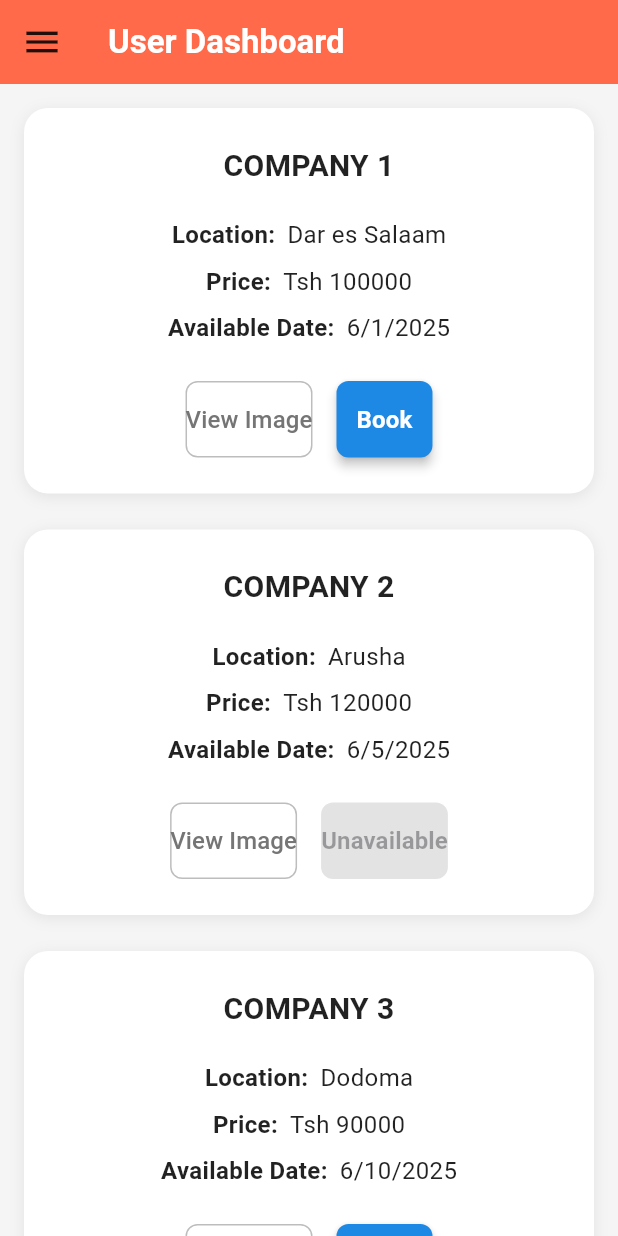
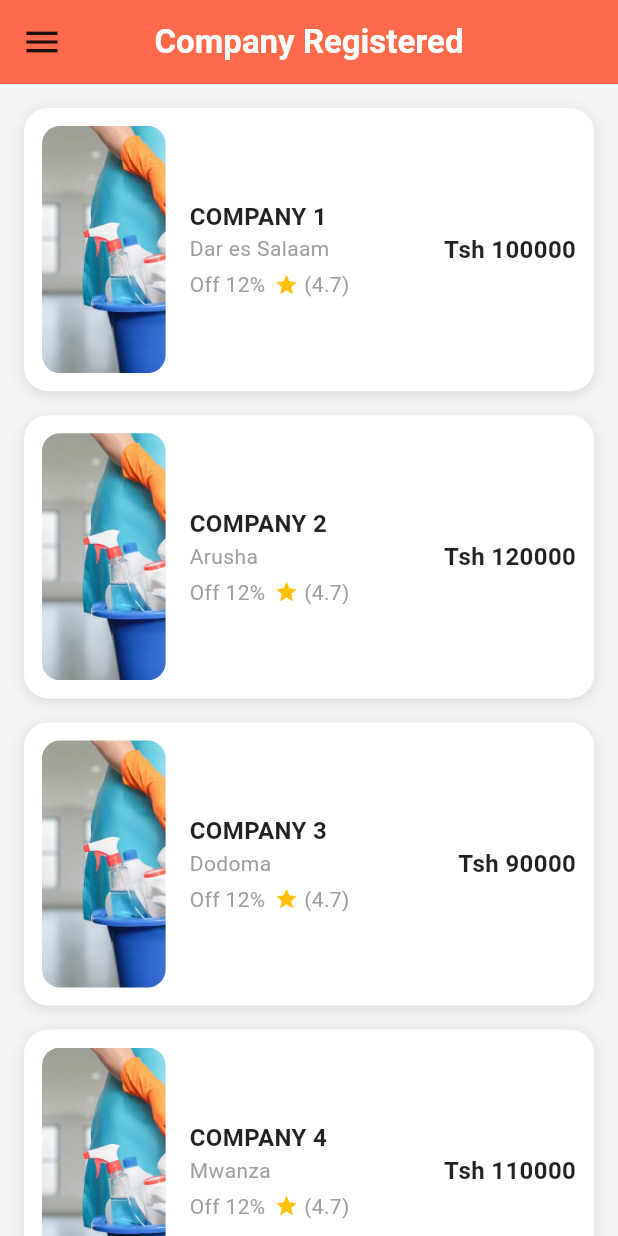
Before and after one commit to RahimHamisi/Cleaning_agentApp, a Flutter app: the CompanyRegistered screen opened by its route, on a phone screen of 412 x 824 dp. Run offline on Flutter 3.47's test engine with Material 3 defaults, Android fonts, the phone set to English and light mode, and no system bars; our stand-ins replace introduction_screen, quickalert.

Commit message:
UPDATE:make some refinement in ui

```diff
--- a/clean_agent_app/lib/screen/about_us_page.dart
+++ b/clean_agent_app/lib/screen/about_us_page.dart
@@ -1,5 +1,7 @@
 import 'package:clean_agent_app/screen/company_registered.dart';
 import 'package:flutter/material.dart';
+
+import '../widget/sidebar.dart';
 
 class AboutUsPage extends StatelessWidget {
   const AboutUsPage ({super.key});
@@ -14,9 +16,9 @@ class AboutUsPage extends StatelessWidget {
           builder: (context) {
             return IconButton(
               onPressed: () {
-                Scaffold.of(context).openDrawer();
+
               },
-              icon: const Icon(Icons.menu, color: Colors.black87, size: 28),
+              icon: const Icon(Icons.arrow_back, color: Colors.black87, size: 28),
             );
           },
         ),
--- a/clean_agent_app/lib/screen/company_registered.dart
+++ b/clean_agent_app/lib/screen/company_registered.dart
@@ -30,7 +30,8 @@ class _CompanyRegisteredState extends State<CompanyRegistered> {
       backgroundColor: Colors.grey[100],
       appBar: AppBar(
         backgroundColor: const Color(0xFFFF6B4A),
-        title: const Text("User Dashboard", style: TextStyle(color: Colors.white, fontWeight: FontWeight.bold)),
+        title: const Text("Company Registered", style: TextStyle(color: Colors.white, fontWeight: FontWeight.bold)),
+        centerTitle: true,
         leading: Builder(
           builder: (context) {
             return IconButton(
@@ -62,64 +63,70 @@ class _CompanyRegisteredState extends State<CompanyRegistered> {
 
   Widget _buildCompanyCard(Company company, bool isMobile) {
     return Container(
-      margin: const EdgeInsets.only(bottom: 24),
+      margin: const EdgeInsets.only(bottom: 16),
+      padding: const EdgeInsets.all(12),
       decoration: BoxDecoration(
         color: Colors.white,
         borderRadius: BorderRadius.circular(16),
         boxShadow: [
-          BoxShadow(color: Colors.black.withOpacity(0.08), blurRadius: 8, offset: const Offset(0, 2)),
+          BoxShadow(color: Colors.black12, blurRadius: 8, offset: Offset(0, 2)),
         ],
       ),
-      child: Padding(
-        padding: EdgeInsets.all(isMobile ? 24 : 32),
-        child: Column(
-          crossAxisAlignment: CrossAxisAlignment.center,
-          children: [
-            Text(
-              company.name,
-              style: TextStyle(fontSize: isMobile ? 20 : 22, fontWeight: FontWeight.bold, color: Colors.black87),
-              textAlign: TextAlign.center,
+      child: Row(
+        children: [
+          ClipRRect(
+            borderRadius: BorderRadius.circular(12),
+            child: Image.asset(
+              'assets/images/background_image.jpg', // Replace with actual image
+              fit: BoxFit.cover,
+              width: MediaQuery.of(context).size.width * 0.2,
+              height: MediaQuery.of(context).size.height * 0.2,
             ),
-            const SizedBox(height: 16),
-            _buildInfoRow("Location:", company.location),
-            _buildInfoRow("Price:", company.price),
-            _buildInfoRow("Available Date:", company.availableDate),
-            const SizedBox(height: 20),
-            Row(
-              mainAxisAlignment: MainAxisAlignment.center,
+          ),
+          const SizedBox(width: 16),
+          // Company info
+          Expanded(
+            child: Column(
+              crossAxisAlignment: CrossAxisAlignment.start,
               children: [
-                Flexible(
-                  child: OutlinedButton(
-                    onPressed: () {},
-                    style: OutlinedButton.styleFrom(
-                      side: BorderSide(color: Colors.grey[400]!),
-                      shape: RoundedRectangleBorder(borderRadius: BorderRadius.circular(8)),
-                      padding: const EdgeInsets.symmetric(vertical: 14),
-                    ),
-                    child: Text("View Image", style: TextStyle(color: Colors.grey[600], fontSize: 16)),
+                Text(
+                  company.name,
+                  style: const TextStyle(
+                    fontWeight: FontWeight.bold,
+                    fontSize: 16,
+                    color: Colors.black87,
                   ),
                 ),
-                const SizedBox(width: 16),
-                Flexible(
-                  child: ElevatedButton(
-                    onPressed: company.isAvailable ? () {} : null,
-                    style: ElevatedButton.styleFrom(
-                      backgroundColor: company.isAvailable ? Colors.blue[600] : Colors.grey[400],
-                      foregroundColor: Colors.white,
-                      shape: RoundedRectangleBorder(borderRadius: BorderRadius.circular(8)),
-                      padding: const EdgeInsets.symmetric(vertical: 14),
-                      elevation: company.isAvailable ? 3 : 0,
-                    ),
-                    child: Text(company.isAvailable ? "Book" : "Unavailable", style: TextStyle(fontSize: 16, fontWeight: FontWeight.w600)),
-                  ),
+                Text(
+                  company.location,
+                  style: const TextStyle(color: Colors.grey, fontSize: 14),
+                ),
+                const SizedBox(height: 4),
+                Row(
+                  children: const [
+                    Text("Off 12%", style: TextStyle(color: Colors.grey)),
+                    SizedBox(width: 6),
+                    Icon(Icons.star, color: Colors.amber, size: 16),
+                    Text(" (4.7)", style: TextStyle(color: Colors.grey)),
+                  ],
                 ),
               ],
             ),
-          ],
-        ),
+          ),
+          // Price
+          Text(
+            company.price,
+            style: const TextStyle(
+              fontSize: 16,
+              fontWeight: FontWeight.bold,
+              color: Colors.black87,
+            ),
+          ),
+        ],
       ),
     );
   }
+
 
   Widget _buildInfoRow(String label, String value) {
     return Padding(
--- a/clean_agent_app/lib/screen/login_screen.dart
+++ b/clean_agent_app/lib/screen/login_screen.dart
@@ -85,7 +85,7 @@ class _LoginScreenState extends State<LoginScreen> {
                       _buildTextField("Username", usernameController, "Enter your username"),
                       _buildTextField("Password", passwordController, "Enter your password", obscureText: true),
 
-                      const SizedBox(height: 30),
+                      const SizedBox(height: 20),
 
                       SizedBox(
                         width: double.infinity,
--- a/clean_agent_app/lib/widget/sidebar.dart
+++ b/clean_agent_app/lib/widget/sidebar.dart
@@ -1,6 +1,7 @@
 import 'package:clean_agent_app/screen/bookinghistory.dart';
 import 'package:clean_agent_app/screen/bookservice.dart';
 import 'package:clean_agent_app/screen/company_registered.dart';
+import 'package:clean_agent_app/screen/edit_profile.dart';
 import 'package:clean_agent_app/screen/help_and_support_page.dart';
 import 'package:clean_agent_app/screen/homepage.dart';
 import 'package:clean_agent_app/screen/setting_page.dart';
@@ -28,7 +29,9 @@ class SideBar extends StatelessWidget {
             Text("Welcome, User!", style: TextStyle(fontSize: 16, fontWeight: FontWeight.bold, color: Colors.black87)),
             const SizedBox(height: 8),
             TextButton.icon(
-              onPressed: () {}, // Navigate to profile editing page
+              onPressed: () {
+                Navigator.pushReplacement(context, MaterialPageRoute(builder:(context) => const EditProfilePage()));
+              }, // Navigate to profile editing page
               icon: Icon(Icons.edit, size: 16, color: Colors.orangeAccent),
               label: const Text("Edit Profile", style: TextStyle(color: Colors.orangeAccent, fontSize: 14)),
             ),
```
Also changed, not shown: clean_agent_app/lib/main.dart (+4 -3 lines), clean_agent_app/lib/screen/bookservice.dart (+85 -74 lines), clean_agent_app/lib/screen/edit_profile.dart (+7 -0 lines), clean_agent_app/lib/screen/help_and_support_page.dart (+7 -0 lines), clean_agent_app/lib/screen/homepage.dart (+0 -13 lines), clean_agent_app/lib/screen/profile.dart (+7 -0 lines), clean_agent_app/lib/screen/setting_page.dart (+7 -0 lines), clean_agent_app/lib/screen/splash_screen.dart (+2 -16 lines), clean_agent_app/lib/screen/user_dashboard.dart (+105 -64 lines), clean_agent_app/pubspec.yaml (+6 -5 lines), 43 other files.
